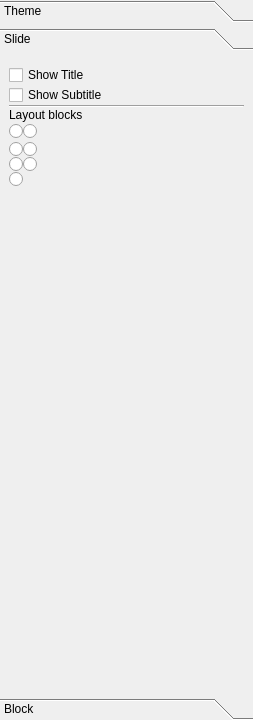
Old version of the form gui/Configurator.ui in the repository acroper/BeamerQt.
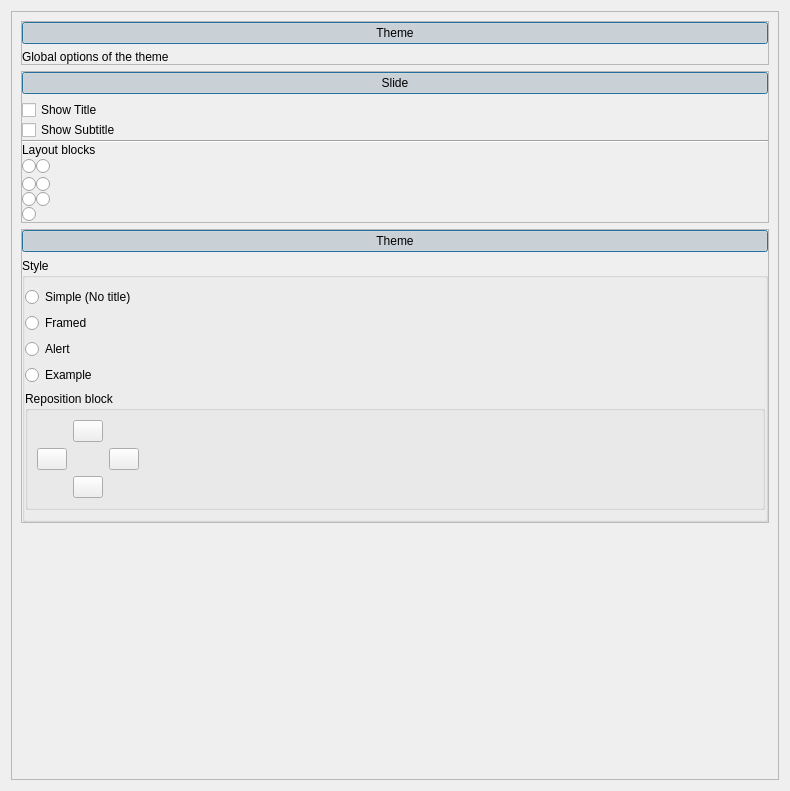
New version of the form. Icons and pictures are not drawn.

Commit message: Updated configurator interface

Patch:
```diff
--- a/gui/Configurator.ui
+++ b/gui/Configurator.ui
@@ -6,67 +6,196 @@
    <rect>
     <x>0</x>
     <y>0</y>
-    <width>253</width>
-    <height>720</height>
+    <width>790</width>
+    <height>791</height>
    </rect>
   </property>
   <property name="windowTitle">
    <string>Form</string>
   </property>
+  <layout class="QVBoxLayout" name="verticalLayout_7">
+   <item>
+    <widget class="QScrollArea" name="scrollArea_2">
+     <property name="widgetResizable">
+      <bool>true</bool>
+     </property>
+     <widget class="QWidget" name="scrollAreaWidgetContents_2">
+      <property name="geometry">
+       <rect>
+        <x>0</x>
+        <y>0</y>
+        <width>752</width>
+        <height>1008</height>
+       </rect>
+      </property>
+      <layout class="QVBoxLayout" name="verticalLayout_5">
+       <item>
+        <widget class="QFrame" name="frame">
+         <property name="sizePolicy">
+          <sizepolicy hsizetype="Preferred" vsizetype="Fixed">
+           <horstretch>0</horstretch>
+           <verstretch>0</verstretch>
+          </sizepolicy>
+         </property>
+         <property name="frameShape">
+          <enum>QFrame::StyledPanel</enum>
+         </property>
+         <property name="frameShadow">
+          <enum>QFrame::Raised</enum>
+         </property>
+         <layout class="QVBoxLayout" name="verticalLayout_2">
+          <property name="leftMargin">
+           <number>0</number>
+          </property>
+          <property name="topMargin">
+           <number>0</number>
+          </property>
+          <property name="rightMargin">
+           <number>0</number>
+          </property>
+          <property name="bottomMargin">
+           <number>0</number>
+          </property>
+          <item>
   <layout class="QVBoxLayout" name="verticalLayout">
-   <property name="spacing">
-    <number>0</number>
-   </property>
-   <property name="leftMargin">
-    <number>0</number>
-   </property>
-   <property name="topMargin">
-    <number>0</number>
-   </property>
-   <property name="rightMargin">
-    <number>0</number>
-   </property>
-   <property name="bottomMargin">
-    <number>0</number>
-   </property>
    <item>
-    <widget class="QToolBox" name="toolBox">
-     <property name="currentIndex">
-      <number>1</number>
-     </property>
-     <widget class="QWidget" name="page">
-      <property name="geometry">
-       <rect>
-        <x>0</x>
-        <y>0</y>
-        <width>253</width>
-        <height>630</height>
-       </rect>
-      </property>
-      <attribute name="label">
+             <widget class="QPushButton" name="pushButton">
+              <property name="text">
        <string>Theme</string>
-      </attribute>
-     </widget>
-     <widget class="QWidget" name="page_2">
-      <property name="geometry">
-       <rect>
-        <x>0</x>
-        <y>0</y>
-        <width>253</width>
-        <height>630</height>
-       </rect>
-      </property>
-      <attribute name="label">
-       <string>Slide</string>
-      </attribute>
+              </property>
+              <property name="checkable">
+               <bool>true</bool>
+              </property>
+              <property name="checked">
+               <bool>true</bool>
+              </property>
+              <property name="default">
+               <bool>true</bool>
+              </property>
+              <property name="flat">
+               <bool>true</bool>
+              </property>
+             </widget>
+            </item>
+            <item>
+             <widget class="QFrame" name="ThemeFrame">
+              <property name="frameShape">
+               <enum>QFrame::NoFrame</enum>
+              </property>
+              <property name="frameShadow">
+               <enum>QFrame::Plain</enum>
+              </property>
+              <property name="lineWidth">
+               <number>0</number>
+              </property>
       <layout class="QVBoxLayout" name="verticalLayout_3">
+               <property name="spacing">
+                <number>0</number>
+               </property>
+               <property name="leftMargin">
+                <number>0</number>
+               </property>
+               <property name="topMargin">
+                <number>0</number>
+               </property>
+               <property name="rightMargin">
+                <number>0</number>
+               </property>
+               <property name="bottomMargin">
+                <number>0</number>
+               </property>
        <item>
-        <layout class="QVBoxLayout" name="verticalLayout_2">
+                <widget class="QLabel" name="label_2">
+                 <property name="text">
+                  <string>Global options of the theme</string>
+                 </property>
+                </widget>
+               </item>
+              </layout>
+             </widget>
+            </item>
+           </layout>
+          </item>
+         </layout>
+        </widget>
+       </item>
+       <item>
+        <widget class="QFrame" name="qframe">
+         <property name="frameShape">
+          <enum>QFrame::StyledPanel</enum>
+         </property>
+         <property name="frameShadow">
+          <enum>QFrame::Raised</enum>
+         </property>
+         <layout class="QVBoxLayout" name="verticalLayout_4">
+          <property name="sizeConstraint">
+           <enum>QLayout::SetDefaultConstraint</enum>
+          </property>
+          <property name="leftMargin">
+           <number>0</number>
+          </property>
+          <property name="topMargin">
+           <number>0</number>
+          </property>
+          <property name="rightMargin">
+           <number>0</number>
+          </property>
+          <property name="bottomMargin">
+           <number>0</number>
+          </property>
+          <item>
+           <widget class="QPushButton" name="pushButton_2">
+            <property name="text">
+             <string>Slide</string>
+            </property>
+            <property name="checkable">
+             <bool>true</bool>
+            </property>
+            <property name="checked">
+             <bool>true</bool>
+            </property>
+            <property name="default">
+             <bool>true</bool>
+            </property>
+            <property name="flat">
+             <bool>true</bool>
+            </property>
+           </widget>
+          </item>
+          <item>
+           <widget class="QFrame" name="SlideFrame">
+            <property name="frameShape">
+             <enum>QFrame::NoFrame</enum>
+            </property>
+            <property name="frameShadow">
+             <enum>QFrame::Plain</enum>
+            </property>
+            <property name="lineWidth">
+             <number>0</number>
+            </property>
+            <layout class="QVBoxLayout" name="verticalLayout_9">
          <property name="spacing">
           <number>0</number>
          </property>
+             <property name="leftMargin">
+              <number>0</number>
+             </property>
+             <property name="topMargin">
+              <number>0</number>
+             </property>
+             <property name="rightMargin">
+              <number>0</number>
+             </property>
+             <property name="bottomMargin">
+              <number>0</number>
+             </property>
+             <item>
+              <layout class="QVBoxLayout" name="Slide_layout">
+               <property name="spacing">
+                <number>0</number>
+               </property>
          <property name="sizeConstraint">
-          <enum>QLayout::SetFixedSize</enum>
+                <enum>QLayout::SetDefaultConstraint</enum>
          </property>
          <item>
           <widget class="QCheckBox" name="show_title">
@@ -91,6 +220,12 @@
          </item>
          <item>
           <widget class="QLabel" name="label">
+                 <property name="sizePolicy">
+                  <sizepolicy hsizetype="Preferred" vsizetype="Fixed">
+                   <horstretch>0</horstretch>
+                   <verstretch>0</verstretch>
+                  </sizepolicy>
+                 </property>
            <property name="text">
             <string>Layout blocks</string>
            </property>
@@ -99,7 +234,7 @@
          <item>
           <layout class="QGridLayout" name="gridLayout">
            <property name="sizeConstraint">
-            <enum>QLayout::SetFixedSize</enum>
+                  <enum>QLayout::SetMinimumSize</enum>
            </property>
            <property name="spacing">
             <number>0</number>
@@ -238,42 +373,71 @@
            </item>
           </layout>
          </item>
-         <item>
-          <spacer name="verticalSpacer">
-           <property name="orientation">
-            <enum>Qt::Vertical</enum>
-           </property>
-           <property name="sizeHint" stdset="0">
-            <size>
-             <width>20</width>
-             <height>40</height>
-            </size>
-           </property>
-          </spacer>
-         </item>
-        </layout>
+              </layout>
+             </item>
+            </layout>
+           </widget>
        </item>
       </layout>
      </widget>
-     <widget class="QWidget" name="page_3">
-      <attribute name="label">
-       <string>Block</string>
-      </attribute>
-      <layout class="QVBoxLayout" name="verticalLayout_5">
+       </item>
        <item>
-        <layout class="QVBoxLayout" name="verticalLayout_4">
-         <property name="spacing">
+        <widget class="QFrame" name="frame_3">
+         <property name="sizePolicy">
+          <sizepolicy hsizetype="Preferred" vsizetype="Fixed">
+           <horstretch>0</horstretch>
+           <verstretch>0</verstretch>
+          </sizepolicy>
+         </property>
+         <property name="frameShape">
+          <enum>QFrame::StyledPanel</enum>
+         </property>
+         <property name="frameShadow">
+          <enum>QFrame::Raised</enum>
+         </property>
+         <layout class="QVBoxLayout" name="verticalLayout_6">
+          <property name="leftMargin">
           <number>0</number>
          </property>
+          <property name="topMargin">
+           <number>0</number>
+          </property>
+          <property name="rightMargin">
+           <number>0</number>
+          </property>
+          <property name="bottomMargin">
+           <number>0</number>
+          </property>
          <item>
-          <widget class="QGroupBox" name="groupBox">
+           <layout class="QVBoxLayout" name="verticalLayout_8">
+            <item>
+             <widget class="QPushButton" name="pushButton_3">
+              <property name="text">
+               <string>Theme</string>
+              </property>
+              <property name="checkable">
+               <bool>true</bool>
+              </property>
+              <property name="checked">
+               <bool>true</bool>
+              </property>
+              <property name="default">
+               <bool>true</bool>
+              </property>
+              <property name="flat">
+               <bool>true</bool>
+              </property>
+             </widget>
+            </item>
+            <item>
+             <widget class="QGroupBox" name="blockLayout">
            <property name="title">
             <string>Style</string>
            </property>
            <property name="flat">
             <bool>false</bool>
            </property>
-           <layout class="QVBoxLayout" name="verticalLayout_7">
+              <layout class="QVBoxLayout" name="verticalLayout_12">
             <property name="leftMargin">
              <number>0</number>
             </property>
@@ -281,46 +445,43 @@
              <number>0</number>
             </property>
             <item>
-             <widget class="QRadioButton" name="radioButton_5">
+                <widget class="QRadioButton" name="radioButton_9">
               <property name="text">
                <string>Simple (No title)</string>
               </property>
              </widget>
             </item>
             <item>
-             <widget class="QRadioButton" name="radioButton_6">
+                <widget class="QRadioButton" name="radioButton_10">
               <property name="text">
                <string>Framed</string>
               </property>
              </widget>
             </item>
             <item>
-             <widget class="QRadioButton" name="radioButton_7">
+                <widget class="QRadioButton" name="radioButton_11">
               <property name="text">
                <string>Alert</string>
               </property>
              </widget>
             </item>
             <item>
-             <widget class="QRadioButton" name="radioButton_8">
+                <widget class="QRadioButton" name="radioButton_12">
               <property name="text">
                <string>Example</string>
               </property>
              </widget>
             </item>
-           </layout>
-          </widget>
-         </item>
          <item>
-          <widget class="QGroupBox" name="groupBox_2">
+                <widget class="QGroupBox" name="groupBox_3">
            <property name="title">
             <string>Reposition block</string>
            </property>
-           <layout class="QVBoxLayout" name="verticalLayout_8">
+                 <layout class="QVBoxLayout" name="verticalLayout_10">
             <item>
-             <layout class="QHBoxLayout" name="horizontalLayout_2">
+                   <layout class="QHBoxLayout" name="horizontalLayout_3">
               <item>
-               <layout class="QGridLayout" name="gridLayout_2">
+                     <layout class="QGridLayout" name="gridLayout_3">
                 <item row="1" column="2">
                  <widget class="QPushButton" name="Right">
                   <property name="maximumSize">
@@ -386,7 +547,7 @@
                </layout>
               </item>
               <item>
-               <spacer name="horizontalSpacer_2">
+                     <spacer name="horizontalSpacer_3">
                 <property name="orientation">
                  <enum>Qt::Horizontal</enum>
                 </property>
@@ -403,22 +564,28 @@
            </layout>
           </widget>
          </item>
+              </layout>
+             </widget>
+            </item>
+           </layout>
+          </item>
+         </layout>
+        </widget>
+       </item>
          <item>
-          <spacer name="verticalSpacer_2">
+        <spacer name="verticalSpacer">
            <property name="orientation">
             <enum>Qt::Vertical</enum>
            </property>
            <property name="sizeHint" stdset="0">
             <size>
              <width>20</width>
-             <height>40</height>
+           <height>7</height>
             </size>
            </property>
           </spacer>
          </item>
         </layout>
-       </item>
-      </layout>
      </widget>
     </widget>
    </item>
```
Left out of the diff: 55 changed lines with no effect on the pictures. Lines whose indentation alone changed are shown as unchanged. The commit also changes 7 other files.
